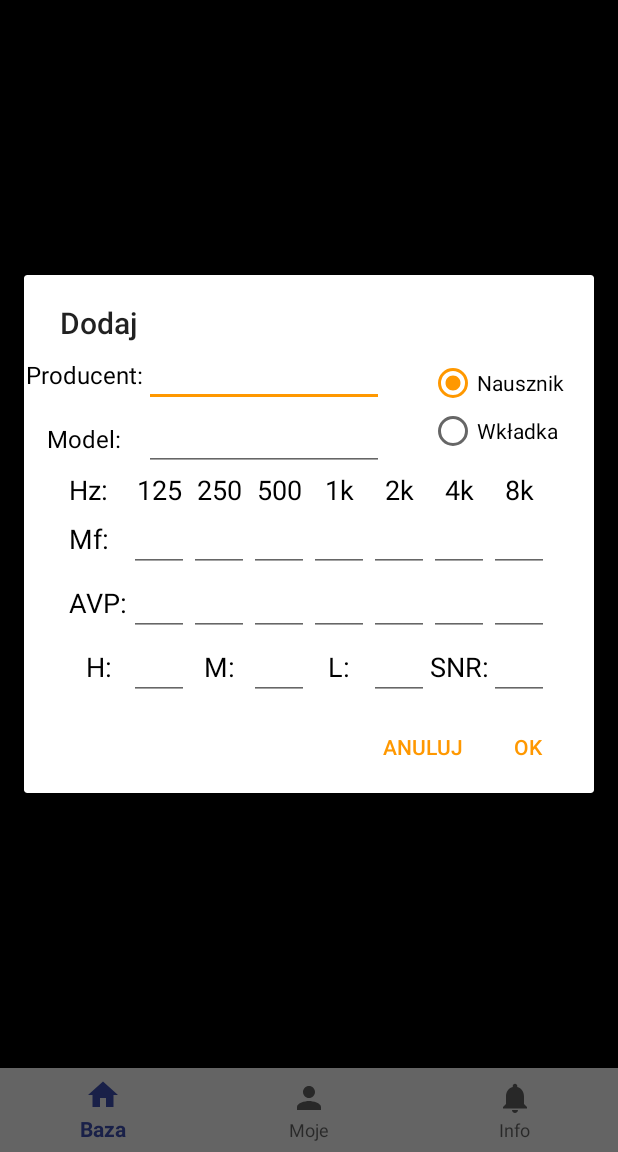
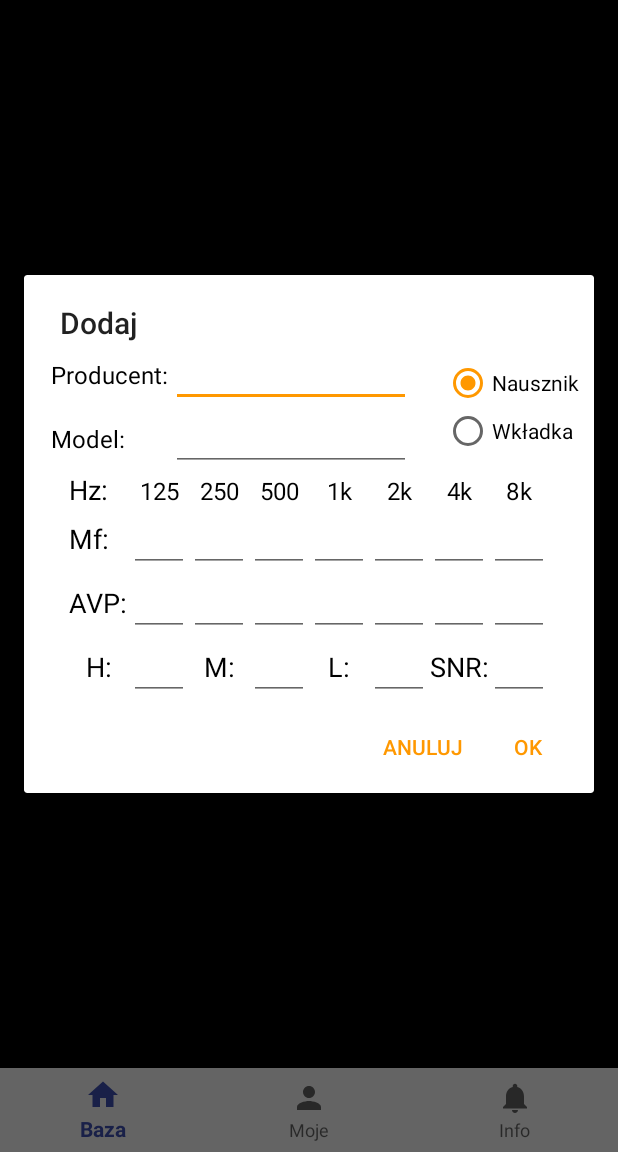
Before and after one commit to Baceg/Ochrona, an Android app: the screen it shows after launch (MainActivity), after a tap on "Dodaj", on a phone screen of 412 x 824 dp, the part 84-1236 px from its top. Run offline under Robolectric (Android 15) with nearby library versions, the phone set to English and light mode, and no system bars; libraries missing offline, so code that uses them is left out: com.jjoe64.graphview.

Commit message:
naprawić dodawnako: -formularz nie przyjmuje 0 dla mf, avp, moze w filtrach nadal sie nie aktualizuje po dodaniu, moze cos jest w oncreatach fragmentow

```diff
--- a/app/src/main/java/com/example/ochronasuchu/AddItemDialog.java
+++ b/app/src/main/java/com/example/ochronasuchu/AddItemDialog.java
@@ -4,11 +4,13 @@ import android.app.Dialog;
 import android.content.DialogInterface;
 import android.os.Bundle;
 import android.text.InputFilter;
+import android.util.Log;
 import android.view.LayoutInflater;
 import android.view.View;
 import android.widget.EditText;
 import android.widget.RadioButton;
 import android.widget.RadioGroup;
+import android.widget.Toast;
 
 import java.util.ArrayList;
 
@@ -16,6 +18,7 @@ import androidx.appcompat.app.AlertDialog;
 import androidx.appcompat.app.AppCompatDialogFragment;
 
 public class AddItemDialog extends AppCompatDialogFragment {
+
 
     private EditText editTextMf125;
     private EditText editTextMf250;
@@ -38,12 +41,10 @@ public class AddItemDialog extends AppCompatDialogFragment {
     private EditText editTextProd;
     private EditText editTextModel;
     private RadioGroup radioGroup;
-    private RadioButton radioButton;
+    private RadioButton radioWkladka;
+    private RadioButton radioNausznik;
+    public ArrayList<String> data = new ArrayList<String>();
 
-    /*private ArrayList<String> mf;
-    private ArrayList<String> avp;
-    private ArrayList<String> dane;
-    */
 
 
 
@@ -54,9 +55,9 @@ public class AddItemDialog extends AppCompatDialogFragment {
         AlertDialog.Builder builder = new AlertDialog.Builder(getActivity());
 
         LayoutInflater inflater = getActivity().getLayoutInflater();
-        View view = inflater.inflate(R.layout.dialog_add,null);
+        View dialog = inflater.inflate(R.layout.dialog_add,null);
 
-        builder.setView(view)
+        builder.setView(dialog)
                 .setTitle("Dodaj")
                 .setNegativeButton("Anuluj", new DialogInterface.OnClickListener() {
                     @Override
@@ -67,60 +68,101 @@ public class AddItemDialog extends AppCompatDialogFragment {
                 .setPositiveButton("OK", new DialogInterface.OnClickListener() {
                     @Override
                     public void onClick(DialogInterface dialog, int which) {
-                        //TODO
+
+                        if (editTextProd.getText().equals("")) editTextProd.setText("-");
+                        if (editTextModel.getText().equals("")) editTextModel.setText("-");
+                        if (editTextMf125.getText().equals("")) editTextMf125.setText("0");
+                        if (editTextMf250.getText().equals("")) editTextMf250.setText("0");
+                        if (editTextMf500.getText().equals("")) editTextMf500.setText("0");
+                        if (editTextMf1000.getText().equals("")) editTextMf1000.setText("0");
+                        if (editTextMf2000.getText().equals("")) editTextMf2000.setText("0");
+                        if (editTextMf4000.getText().equals("")) editTextMf4000.setText("0");
+                        if (editTextMf8000.getText().equals("")) editTextMf8000.setText("0");
+                        if (editTextAvp125.getText().equals("")) editTextAvp125.setText("0");
+                        if (editTextAvp250.getText().equals("")) editTextAvp250.setText("0");
+                        if (editTextAvp500.getText().equals("")) editTextAvp500.setText("0");
+                        if (editTextAvp1000.getText().equals("")) editTextAvp1000.setText("0");
+                        if (editTextAvp2000.getText().equals("")) editTextAvp2000.setText("0");
+                        if (editTextAvp4000.getText().equals("")) editTextAvp4000.setText("0");
+                        if (editTextAvp8000.getText().equals("")) editTextAvp8000.setText("0");
+                        if (editTextH.getText().equals("")) editTextH.setText("0");
+                        if (editTextM.getText().equals("")) editTextM.setText("0");
+                        if (editTextL.getText().equals("")) editTextL.setText("0");
+                        if (editTextSNR.getText().equals("")) editTextSNR.setText("0");
+
+                        data.add(editTextProd.getText().toString());
+                        data.add(editTextModel.getText().toString());
+                        data.add(editTextMf125.getText().toString());
+                        data.add(editTextMf250.getText().toString());
+                        data.add(editTextMf500.getText().toString());
+                        data.add(editTextMf1000.getText().toString());
+                        data.add(editTextMf2000.getText().toString());
+                        data.add(editTextMf4000.getText().toString());
+                        data.add(editTextMf8000.getText().toString());
+                        data.add(String.valueOf(Float.valueOf(editTextMf125.getText().toString())-Float.valueOf(editTextAvp125.getText().toString())));
+                        data.add(String.valueOf(Float.valueOf(editTextMf250.getText().toString())-Float.valueOf(editTextAvp250.getText().toString())));
+                        data.add(String.valueOf(Float.valueOf(editTextMf500.getText().toString())-Float.valueOf(editTextAvp500.getText().toString())));
+                        data.add(String.valueOf(Float.valueOf(editTextMf1000.getText().toString())-Float.valueOf(editTextAvp1000.getText().toString())));
+                        data.add(String.valueOf(Float.valueOf(editTextMf2000.getText().toString())-Float.valueOf(editTextAvp2000.getText().toString())));
+                        data.add(String.valueOf(Float.valueOf(editTextMf4000.getText().toString())-Float.valueOf(editTextAvp4000.getText().toString())));
+                        data.add(String.valueOf(Float.valueOf(editTextMf8000.getText().toString())-Float.valueOf(editTextAvp8000.getText().toString())));
+                        data.add(editTextAvp125.getText().toString());
+                        data.add(editTextAvp250.getText().toString());
+                        data.add(editTextAvp500.getText().toString());
+                        data.add(editTextAvp1000.getText().toString());
+                        data.add(editTextAvp2000.getText().toString());
+                        data.add(editTextAvp4000.getText().toString());
+                        data.add(editTextAvp8000.getText().toString());
+                        data.add(editTextH.getText().toString());
+                        data.add(editTextM.getText().toString());
+                        data.add(editTextL.getText().toString());
+                        data.add(editTextSNR.getText().toString());
+                        ((MainActivity)getActivity()).addToDatabase(data);
+                        ((MainActivity) getActivity()).writeRecords();
+                        ((MainActivity) getActivity()).writeRecordsUser();
                     }
                 });
 
-        editTextProd = view.findViewById(R.id.edit_prod);
-        editTextModel = view.findViewById(R.id.edit_model);
-        editTextMf125 = view.findViewById(R.id.edit_mf125);
+        editTextProd = dialog.findViewById(R.id.edit_prod);
+        editTextModel = dialog.findViewById(R.id.edit_model);
+        editTextMf125 = dialog.findViewById(R.id.edit_mf125);
         editTextMf125.setFilters(new InputFilter[] {new DecibelInputFilter()});
-        editTextMf250 = view.findViewById(R.id.edit_mf250);
+        editTextMf250 = dialog.findViewById(R.id.edit_mf250);
         editTextMf250.setFilters(new InputFilter[] {new DecibelInputFilter()});
-        editTextMf500 = view.findViewById(R.id.edit_mf500);
+        editTextMf500 = dialog.findViewById(R.id.edit_mf500);
         editTextMf500.setFilters(new InputFilter[] {new DecibelInputFilter()});
-        editTextMf1000 = view.findViewById(R.id.edit_mf1000);
+        editTextMf1000 = dialog.findViewById(R.id.edit_mf1000);
         editTextMf1000.setFilters(new InputFilter[] {new DecibelInputFilter()});
-        editTextMf2000 = view.findViewById(R.id.edit_mf2000);
+        editTextMf2000 = dialog.findViewById(R.id.edit_mf2000);
         editTextMf2000.setFilters(new InputFilter[] {new DecibelInputFilter()});
-        editTextMf4000 = view.findViewById(R.id.edit_mf4000);
+        editTextMf4000 = dialog.findViewById(R.id.edit_mf4000);
         editTextMf4000.setFilters(new InputFilter[] {new DecibelInputFilter()});
-        editTextMf8000 = view.findViewById(R.id.edit_mf8000);
+        editTextMf8000 = dialog.findViewById(R.id.edit_mf8000);
         editTextMf8000.setFilters(new InputFilter[] {new DecibelInputFilter()});
-        editTextAvp125 = view.findViewById(R.id.edit_avp125);
+        editTextAvp125 = dialog.findViewById(R.id.edit_avp125);
         editTextAvp125.setFilters(new InputFilter[] {new DecibelInputFilter()});
-        editTextAvp250 = view.findViewById(R.id.edit_avp250);
+        editTextAvp250 = dialog.findViewById(R.id.edit_avp250);
         editTextAvp250.setFilters(new InputFilter[] {new DecibelInputFilter()});
-        editTextAvp500 = view.findViewById(R.id.edit_avp500);
+        editTextAvp500 = dialog.findViewById(R.id.edit_avp500);
         editTextAvp500.setFilters(new InputFilter[] {new DecibelInputFilter()});
-        editTextAvp1000 = view.findViewById(R.id.edit_avp1000);
+        editTextAvp1000 = dialog.findViewById(R.id.edit_avp1000);
         editTextAvp1000.setFilters(new InputFilter[] {new DecibelInputFilter()});
-        editTextAvp2000 = view.findViewById(R.id.edit_avp2000);
+        editTextAvp2000 = dialog.findViewById(R.id.edit_avp2000);
         editTextAvp2000.setFilters(new InputFilter[] {new DecibelInputFilter()});
-        editTextAvp4000 = view.findViewById(R.id.edit_avp4000);
+        editTextAvp4000 = dialog.findViewById(R.id.edit_avp4000);
         editTextAvp4000.setFilters(new InputFilter[] {new DecibelInputFilter()});
-        editTextAvp8000 = view.findViewById(R.id.edit_avp8000);
+        editTextAvp8000 = dialog.findViewById(R.id.edit_avp8000);
         editTextAvp8000.setFilters(new InputFilter[] {new DecibelInputFilter()});
-        editTextH = view.findViewById(R.id.edit_H);
-        editTextM = view.findViewById(R.id.edit_M);
-        editTextL = view.findViewById(R.id.edit_L);
-        editTextSNR = view.findViewById(R.id.edit_SNR);
-        radioGroup = view.findViewById(R.id.radio_group);
-
+        editTextH = dialog.findViewById(R.id.edit_H);
+        editTextM = dialog.findViewById(R.id.edit_M);
+        editTextL = dialog.findViewById(R.id.edit_L);
+        editTextSNR = dialog.findViewById(R.id.edit_SNR);
+        radioGroup = dialog.findViewById(R.id.radio_group);
 
 
         return builder.create();
     }
 
-    public void checkButton(View v){
-        int radioID = radioGroup.getCheckedRadioButtonId();
-        radioButton = getView().findViewById(radioID);
-        if (radioButton.getText().equals("Nausznik")){
-            //todo
-        }
-        else{
-            //todo
-        }
-    }
+
 
 }
--- a/app/src/main/java/com/example/ochronasuchu/RecyclerAdapter.java
+++ b/app/src/main/java/com/example/ochronasuchu/RecyclerAdapter.java
@@ -64,7 +64,7 @@ public class RecyclerAdapter extends RecyclerView.Adapter<RecyclerAdapter.Recycl
         rvh.mCardView.setOnClickListener(new View.OnClickListener() {
             @Override
             public void onClick(View v) {
-                Toast.makeText(mContext,"TEST CLICK "+String.valueOf(rvh.getAdapterPosition()),Toast.LENGTH_SHORT).show();
+        //        Toast.makeText(mContext,"TEST CLICK "+String.valueOf(rvh.getAdapterPosition()),Toast.LENGTH_SHORT).show();
                 ItemDto clickedItem = mRecList.get(rvh.getAdapterPosition());
                 writeDialog(clickedItem);
                 mDialog.show();
--- a/app/src/main/res/layout/dialog_add.xml
+++ b/app/src/main/res/layout/dialog_add.xml
@@ -11,6 +11,7 @@
         android:layout_height="wrap_content"
         android:orientation="vertical">
         <RelativeLayout
+            android:layout_marginStart="18dp"
             android:layout_width="match_parent"
             android:layout_height="wrap_content">
             <LinearLayout
@@ -22,13 +23,12 @@
                 <TextView
                     android:textColor="@android:color/black"
                     android:text="Producent:"
-                    android:gravity="center"
                     android:textSize="16sp"
                     android:layout_width="80dp"
                     android:layout_height="wrap_content" />
                 <EditText
                     android:autofillHints="Producent"
-                    android:maxLength="30"
+                    android:maxLength="40"
                     android:textSize="16sp"
                     android:id="@+id/edit_prod"
                     android:layout_width="160sp"
@@ -43,13 +43,12 @@
                 <TextView
                     android:textColor="@android:color/black"
                     android:text="Model:"
-                    android:gravity="center"
                     android:textSize="16sp"
                     android:layout_width="80dp"
                     android:layout_height="wrap_content" />
                 <EditText
                     android:autofillHints="Model"
-                    android:maxLength="30"
+                    android:maxLength="40"
                     android:textSize="16sp"
                     android:id="@+id/edit_model"
                     android:layout_width="160sp"
@@ -61,24 +60,20 @@
                 android:layout_height="wrap_content"
                 android:layout_alignParentEnd="true"
                 android:layout_centerVertical="true"
-                android:layout_marginEnd="20dp">
+                android:layout_marginEnd="10dp">
                 <RadioButton
                     android:id="@+id/radio_nausznik"
                     android:layout_width="wrap_content"
                     android:layout_height="wrap_content"
                     android:text="Nausznik"
-                    android:onClick="checkButton"
+                    android:onClick="onRadioButtonClicked"
                     android:checked="true"/>
                 <RadioButton
                     android:id="@+id/radio_wkladka"
                     android:layout_width="wrap_content"
                     android:layout_height="wrap_content"
                     android:text="Wkładka"
-                    android:onClick="checkButton"/>
-
-
-
-
+                    android:onClick="onRadioButtonClicked"/>
             </RadioGroup>
         </RelativeLayout>
 
@@ -102,49 +97,49 @@
                     android:textColor="@android:color/black"
                     android:text="125"
                     android:gravity="center"
-                    android:textSize="18sp"
+                    android:textSize="16sp"
                     android:layout_width="40dp"
                     android:layout_height="wrap_content" />
                 <TextView
                     android:textColor="@android:color/black"
                     android:text="250"
                     android:gravity="center"
-                    android:textSize="18sp"
+                    android:textSize="16sp"
                     android:layout_width="40dp"
                     android:layout_height="wrap_content" />
                 <TextView
                     android:textColor="@android:color/black"
                     android:text="500"
                     android:gravity="center"
-                    android:textSize="18sp"
+                    android:textSize="16sp"
                     android:layout_width="40dp"
                     android:layout_height="wrap_content" />
                 <TextView
                     android:textColor="@android:color/black"
                     android:text="1k"
                     android:gravity="center"
-                    android:textSize="18sp"
+                    android:textSize="16sp"
                     android:layout_width="40dp"
                     android:layout_height="wrap_content" />
                 <TextView
                     android:textColor="@android:color/black"
                     android:text="2k"
                     android:gravity="center"
-                    android:textSize="18sp"
+                    android:textSize="16sp"
                     android:layout_width="40dp"
                     android:layout_height="wrap_content" />
                 <TextView
                     android:textColor="@android:color/black"
                     android:text="4k"
                     android:gravity="center"
-                    android:textSize="18sp"
+                    android:textSize="16sp"
                     android:layout_width="40dp"
                     android:layout_height="wrap_content" />
                 <TextView
                     android:textColor="@android:color/black"
                     android:text="8k"
                     android:gravity="center"
-                    android:textSize="18sp"
+                    android:textSize="16sp"
                     android:layout_width="40dp"
                     android:layout_height="wrap_content" />
             </TableRow>
```
Also changed, not shown: app/src/main/java/com/example/ochronasuchu/MainActivity.java (+33 -2 lines).
